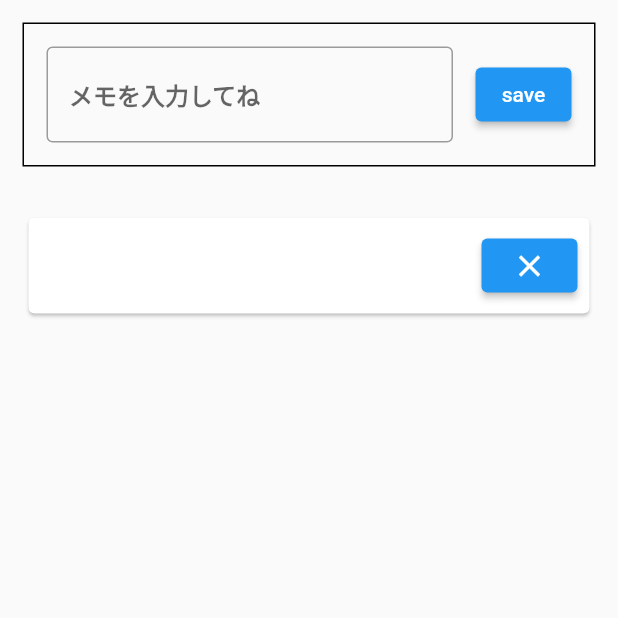
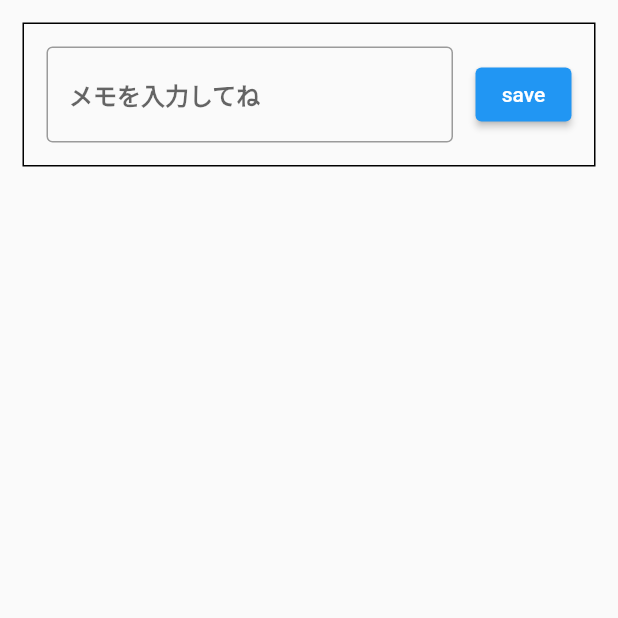
Before and after one commit to myzw1030/memo_app, a Flutter app: the screen it shows after launch, after a tap on "save", on a phone screen of 412 x 824 dp, the top half of it. Run offline on Flutter 3.47's test engine with Material 2 defaults, Android fonts, the phone set to English and light mode, and no system bars; our stand-ins replace shared_preferences.

Commit message:
ロジック作成

```diff
--- a/lib/main.dart
+++ b/lib/main.dart
@@ -1,7 +1,13 @@
 import 'package:flutter/material.dart';
+import 'package:flutter/services.dart';
 import 'package:memo_app/view/home_page.dart';
 
-void main() {
+Future main() async {
+  WidgetsFlutterBinding.ensureInitialized();
+  await SystemChrome.setPreferredOrientations([
+    DeviceOrientation.portraitUp,
+    DeviceOrientation.portraitDown,
+  ]);
   runApp(const MyApp());
 }
 
--- /dev/null
+++ b/lib/utils/shared_prefs.dart
@@ -0,0 +1,20 @@
+import 'package:shared_preferences/shared_preferences.dart';
+
+class SharePrefs {
+  // 文字列の型を作成
+  static const listItems = 'list_items';
+  static const completedItems = 'completed_items';
+
+  static late SharedPreferences _sharedPreferences;
+
+  static Future setInstance() async {
+    _sharedPreferences = await SharedPreferences.getInstance();
+  }
+
+  //setStringList()によって変更されたデータを更新し、新しいデータが方に保存される。
+  //getStringList()はinitState()(そのページに切り替わったとき)、SharedPreferenceから保存されたデータを呼び出す役割。
+  static Future<bool> setListItems(List<String> value) =>
+      _sharedPreferences.setStringList(listItems, value);
+  static List<String> getListItems() =>
+      _sharedPreferences.getStringList(listItems) ?? [];
+}
--- a/lib/view/home_page.dart
+++ b/lib/view/home_page.dart
@@ -1,6 +1,5 @@
 import 'package:flutter/material.dart';
-import 'package:shared_preferences/shared_preferences.dart';
-import 'package:memo_app/constants.dart';
+import 'package:memo_app/utils/shared_prefs.dart';
 
 class HomePage extends StatefulWidget {
   const HomePage({Key? key}) : super(key: key);
@@ -10,6 +9,9 @@ class HomePage extends StatefulWidget {
 }
 
 class _HomePageState extends State<HomePage> {
+  // リストのデータ
+  List<String> listItems = [];
+
   final titleController = TextEditingController();
   String title = '';
   @override
@@ -20,15 +22,11 @@ class _HomePageState extends State<HomePage> {
 
   // アプリ起動時に保存したデータを読み込む
   void init() async {
-    final prefs = await SharedPreferences.getInstance();
-    setState(() {
-      title = prefs.getString(kTitleKey) ?? '';
-    });
+    // インスタンスを取得
+    await SharePrefs.setInstance();
+    listItems = SharePrefs.getListItems();
+    setState(() {});
   }
-
-  // メモリストのデータ
-  List<String> memoList = [];
-  // String _text = '';
 
   @override
   Widget build(BuildContext context) {
@@ -69,15 +67,18 @@ class _HomePageState extends State<HomePage> {
                       width: 15.0,
                     ),
                     ElevatedButton(
-                      onPressed: () async {
-                        final prefs = await SharedPreferences.getInstance();
-                        // データを保存
-                        prefs.setString(kTitleKey, titleController.text);
-                        setState(() {
-                          // データを読み込む
-                          title = prefs.getString(kTitleKey) ?? '';
-                          memoList.add(title);
-                        });
+                      onPressed: () {
+                        if (titleController.text != '') {
+                          title = titleController.text;
+                          // リストに追加
+                          listItems.add(title);
+                          // データを保存
+                          SharePrefs.setListItems(listItems).then((_) {
+                            setState(() {});
+                          });
+                          // テキストフィールドの値はクリア
+                          titleController.clear();
+                        }
                       },
                       child: const Text(
                         'save',
@@ -91,7 +92,7 @@ class _HomePageState extends State<HomePage> {
               child: Padding(
                 padding: const EdgeInsets.all(15.0),
                 child: ListView.builder(
-                  itemCount: memoList.length,
+                  itemCount: listItems.length,
                   itemBuilder: (context, index) {
                     return Card(
                       child: Padding(
@@ -100,20 +101,15 @@ class _HomePageState extends State<HomePage> {
                           children: <Widget>[
                             Expanded(
                               child: Text(
-                                memoList[index],
+                                listItems[index],
                               ),
                             ),
                             ElevatedButton(
-                              onPressed: () async {
-                                final prefs =
-                                    await SharedPreferences.getInstance();
-                                // データを保存
-                                prefs.setString(
-                                    kTitleKey, titleController.text);
-                                setState(() {
-                                  // データを読み込む
-                                  // title = prefs.getString(kTitleKey) ?? '';
-                                  // memoList.add(title);
+                              onPressed: () {
+                                // // データを削除
+                                listItems.removeAt(index);
+                                SharePrefs.setListItems(listItems).then((_) {
+                                  setState(() {});
                                 });
                               },
                               child: const Icon(
```
Also changed, not shown: lib/utils/constants.dart (renamed from lib/constants.dart).
